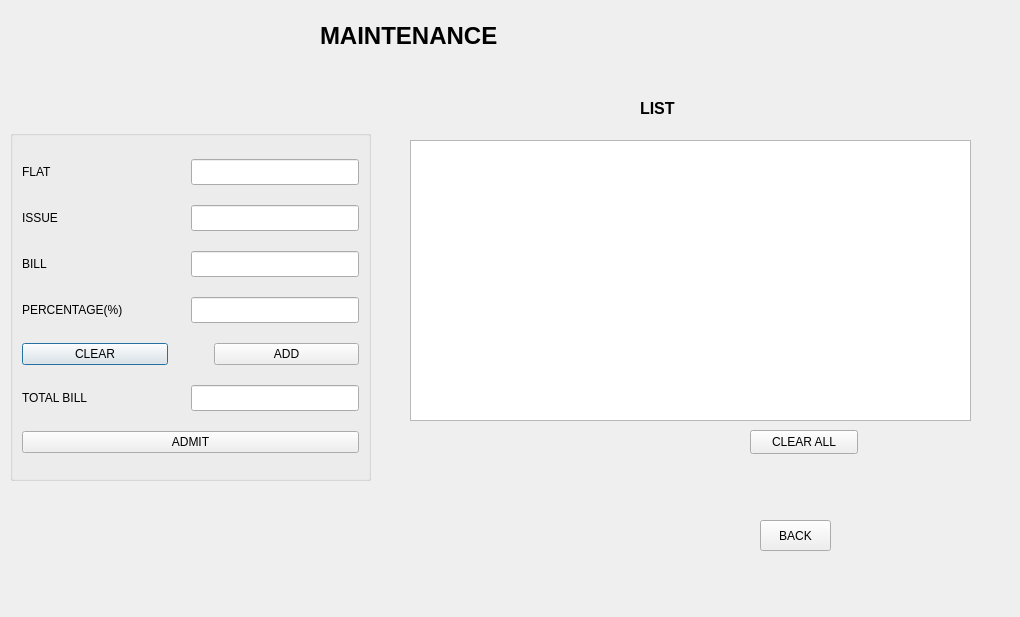
Qt form maintenance.ui (faisal-ahmed-dev/HOME-RENTAL-MANAGEMENT) before a commit.
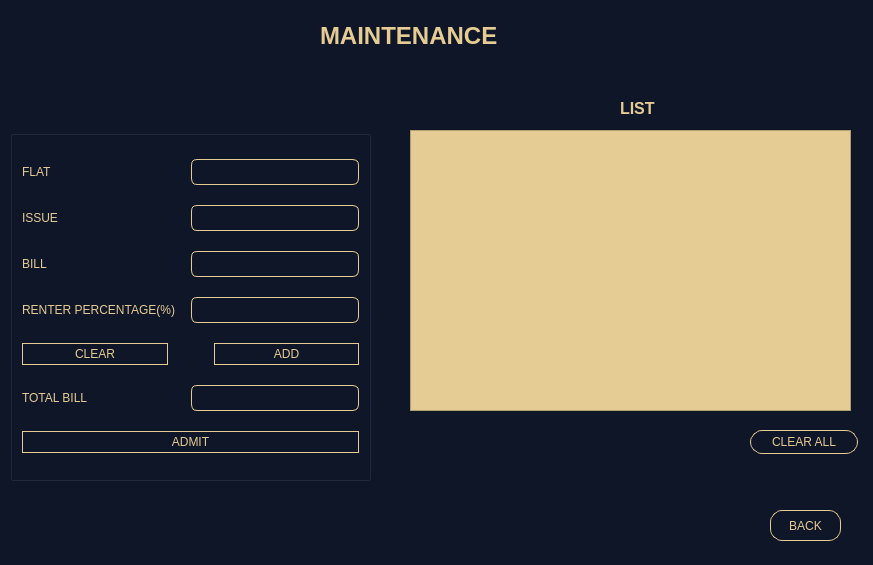
The same form after that commit.

Patch:
```diff
--- a/maintenance.ui
+++ b/maintenance.ui
@@ -6,13 +6,16 @@
    <rect>
     <x>0</x>
     <y>0</y>
-    <width>1020</width>
-    <height>617</height>
+    <width>873</width>
+    <height>565</height>
    </rect>
   </property>
   <property name="windowTitle">
    <string>MAINTENANCE</string>
   </property>
+  <property name="styleSheet">
+   <string notr="true">background-color: rgb(15, 22, 40);</string>
+  </property>
   <widget class="QGroupBox" name="groupBox_2">
    <property name="geometry">
     <rect>
@@ -75,6 +78,9 @@
           <height>26</height>
          </size>
         </property>
+        <property name="styleSheet">
+         <string notr="true">color:#E5CB94;</string>
+        </property>
         <property name="text">
          <string>FLAT</string>
         </property>
@@ -94,6 +100,35 @@
           <height>26</height>
          </size>
         </property>
+        <property name="styleSheet">
+         <string notr="true">
+#lineEdit_FLAT
+{
+	border:none;
+	background:#0F1628;
+	color:#E5CB94;
+	border-radius:16px;
+	border: 1px solid yellow ;
+border-color: #E5CB94;
+  border-radius: 6px;
+  padding: 3 px;
+}
+#lineEdit_FLAT:hover
+{
+	border:none;
+	background:#E5CB94;
+	color:#0F1628;
+	border-radius:16 px;
+	border: 2px solid blue ;
+border-color: #0F1628;
+  border-radius: 6px;
+  padding: 3 px;
+}
+</string>
+        </property>
+        <property name="alignment">
+         <set>Qt::AlignCenter</set>
+        </property>
         <property name="clearButtonEnabled">
          <bool>false</bool>
         </property>
@@ -120,6 +155,9 @@
           <height>26</height>
          </size>
         </property>
+        <property name="styleSheet">
+         <string notr="true">color:#E5CB94;</string>
+        </property>
         <property name="text">
          <string>ISSUE</string>
         </property>
@@ -139,6 +177,35 @@
           <height>26</height>
          </size>
         </property>
+        <property name="styleSheet">
+         <string notr="true">
+#lineEdit_ISSUE
+{
+	border:none;
+	background:#0F1628;
+	color:#E5CB94;
+	border-radius:16px;
+	border: 1px solid yellow ;
+border-color: #E5CB94;
+  border-radius: 6px;
+  padding: 3 px;
+}
+#lineEdit_ISSUE:hover
+{
+	border:none;
+	background:#E5CB94;
+	color:#0F1628;
+	border-radius:16 px;
+	border: 2px solid blue ;
+border-color: #0F1628;
+  border-radius: 6px;
+  padding: 3 px;
+}
+</string>
+        </property>
+        <property name="alignment">
+         <set>Qt::AlignCenter</set>
+        </property>
         <property name="clearButtonEnabled">
          <bool>false</bool>
         </property>
@@ -165,6 +232,9 @@
           <height>26</height>
          </size>
         </property>
+        <property name="styleSheet">
+         <string notr="true">color:#E5CB94;</string>
+        </property>
         <property name="text">
          <string>BILL</string>
         </property>
@@ -184,9 +254,38 @@
           <height>26</height>
          </size>
         </property>
+        <property name="styleSheet">
+         <string notr="true">
+#lineEdit_BILL
+{
+	border:none;
+	background:#0F1628;
+	color:#E5CB94;
+	border-radius:16px;
+	border: 1px solid yellow ;
+border-color: #E5CB94;
+  border-radius: 6px;
+  padding: 3 px;
+}
+#lineEdit_BILL:hover
+{
+	border:none;
+	background:#E5CB94;
+	color:#0F1628;
+	border-radius:16 px;
+	border: 2px solid blue ;
+border-color: #0F1628;
+  border-radius: 6px;
+  padding: 3 px;
+}
+</string>
+        </property>
         <property name="text">
          <string/>
         </property>
+        <property name="alignment">
+         <set>Qt::AlignCenter</set>
+        </property>
        </widget>
       </item>
      </layout>
@@ -210,8 +309,11 @@
           <height>26</height>
          </size>
         </property>
+        <property name="styleSheet">
+         <string notr="true">color:#E5CB94;</string>
+        </property>
         <property name="text">
-         <string>PERCENTAGE(%)</string>
+         <string>RENTER PERCENTAGE(%)</string>
         </property>
        </widget>
       </item>
@@ -229,9 +331,38 @@
           <height>26</height>
          </size>
         </property>
+        <property name="styleSheet">
+         <string notr="true">
+#lineEdit_PERCENTAGE
+{
+	border:none;
+	background:#0F1628;
+	color:#E5CB94;
+	border-radius:16px;
+	border: 1px solid yellow ;
+border-color: #E5CB94;
+  border-radius: 6px;
+  padding: 3 px;
+}
+#lineEdit_PERCENTAGE:hover
+{
+	border:none;
+	background:#E5CB94;
+	color:#0F1628;
+	border-radius:16 px;
+	border: 2px solid blue ;
+border-color: #0F1628;
+  border-radius: 6px;
+  padding: 3 px;
+}
+</string>
+        </property>
         <property name="text">
          <string/>
         </property>
+        <property name="alignment">
+         <set>Qt::AlignCenter</set>
+        </property>
        </widget>
       </item>
      </layout>
@@ -240,6 +371,30 @@
      <layout class="QHBoxLayout" name="horizontalLayout_19">
       <item>
        <widget class="QPushButton" name="pushButton_clear_2">
+        <property name="styleSheet">
+         <string notr="true">#pushButton_clear_2
+{
+	border:none;
+	background:#0F1628;
+	color:#E5CB94;
+	border-radius:16px;
+	border: 1px solid yellow ;
+border-color: #E5CB94;
+  border-radius: 12px;
+  padding: 3 px;
+}
+#pushButton_clear_2:hover
+{
+	border:none;
+	background:floralwhite;
+	color:#0F1628;
+	border-radius:16 px;
+	border: 2px solid blue ;
+border-color: #0F1628;
+  border-radius: 6px;
+  padding: 3 px;
+}</string>
+        </property>
         <property name="text">
          <string>CLEAR</string>
         </property>
@@ -263,6 +418,30 @@
       </item>
       <item>
        <widget class="QPushButton" name="pushButton_ADD">
+        <property name="styleSheet">
+         <string notr="true">#pushButton_ADD
+{
+	border:none;
+	background:#0F1628;
+	color:#E5CB94;
+	border-radius:16px;
+	border: 1px solid yellow ;
+border-color: #E5CB94;
+  border-radius: 12px;
+  padding: 3 px;
+}
+#pushButton_ADD:hover
+{
+	border:none;
+	background:floralwhite;
+	color:#0F1628;
+	border-radius:16 px;
+	border: 2px solid blue ;
+border-color: #0F1628;
+  border-radius: 6px;
+  padding: 3 px;
+}</string>
+        </property>
         <property name="text">
          <string>ADD</string>
         </property>
@@ -289,6 +468,9 @@
           <height>26</height>
          </size>
         </property>
+        <property name="styleSheet">
+         <string notr="true">color:#E5CB94;</string>
+        </property>
         <property name="text">
          <string>TOTAL BILL</string>
         </property>
@@ -308,12 +490,41 @@
           <height>26</height>
          </size>
         </property>
+        <property name="styleSheet">
+         <string notr="true">
+#lineEdit_TOTAL
+{
+	border:none;
+	background:#0F1628;
+	color:#E5CB94;
+	border-radius:16px;
+	border: 1px solid yellow ;
+border-color: #E5CB94;
+  border-radius: 6px;
+  padding: 3 px;
+}
+#lineEdit_TOTAL:hover
+{
+	border:none;
+	background:#E5CB94;
+	color:#0F1628;
+	border-radius:16 px;
+	border: 2px solid blue ;
+border-color: #0F1628;
+  border-radius: 6px;
+  padding: 3 px;
+}
+</string>
+        </property>
         <property name="inputMethodHints">
          <set>Qt::ImhDigitsOnly</set>
         </property>
         <property name="text">
          <string/>
         </property>
+        <property name="alignment">
+         <set>Qt::AlignCenter</set>
+        </property>
         <property name="readOnly">
          <bool>true</bool>
         </property>
@@ -325,6 +536,30 @@
      <layout class="QHBoxLayout" name="horizontalLayout_18">
       <item>
        <widget class="QPushButton" name="pushButton_ADMIT">
+        <property name="styleSheet">
+         <string notr="true">#pushButton_ADMIT
+{
+	border:none;
+	background:#0F1628;
+	color:#E5CB94;
+	border-radius:16px;
+	border: 1px solid yellow ;
+border-color: #E5CB94;
+  border-radius: 12px;
+  padding: 3 px;
+}
+#pushButton_ADMIT:hover
+{
+	border:none;
+	background:floralwhite;
+	color:#0F1628;
+	border-radius:16 px;
+	border: 2px solid blue ;
+border-color: #0F1628;
+  border-radius: 6px;
+  padding: 3 px;
+}</string>
+        </property>
         <property name="text">
          <string>ADMIT</string>
         </property>
@@ -338,21 +573,48 @@
    <property name="geometry">
     <rect>
      <x>410</x>
-     <y>140</y>
-     <width>561</width>
+     <y>130</y>
+     <width>441</width>
      <height>281</height>
     </rect>
    </property>
+   <property name="styleSheet">
+    <string notr="true">background:#E5CB94;</string>
+   </property>
   </widget>
   <widget class="QPushButton" name="pushButton_back">
    <property name="geometry">
     <rect>
-     <x>760</x>
-     <y>520</y>
+     <x>770</x>
+     <y>510</y>
      <width>71</width>
      <height>31</height>
     </rect>
    </property>
+   <property name="styleSheet">
+    <string notr="true">#pushButton_back
+{
+	border:none;
+	background:#0F1628;
+	color:#E5CB94;
+	border-radius:16px;
+	border: 1px solid yellow ;
+border-color: #E5CB94;
+  border-radius: 12px;
+  padding: 3 px;
+}
+#pushButton_back:hover
+{
+	border:none;
+	background:floralwhite;
+	color:#0F1628;
+	border-radius:16 px;
+	border: 2px solid blue ;
+border-color: #0F1628;
+  border-radius: 6px;
+  padding: 3 px;
+}</string>
+   </property>
    <property name="text">
     <string>BACK</string>
    </property>
@@ -372,6 +634,9 @@
      <bold>true</bold>
     </font>
    </property>
+   <property name="styleSheet">
+    <string notr="true">color:#E5CB94;</string>
+   </property>
    <property name="text">
     <string>MAINTENANCE</string>
    </property>
@@ -379,7 +644,7 @@
   <widget class="QLabel" name="label_2">
    <property name="geometry">
     <rect>
-     <x>640</x>
+     <x>620</x>
      <y>100</y>
      <width>49</width>
      <height>16</height>
@@ -391,6 +656,9 @@
      <bold>true</bold>
     </font>
    </property>
+   <property name="styleSheet">
+    <string notr="true">color:#E5CB94;</string>
+   </property>
    <property name="text">
     <string>LIST</string>
    </property>
@@ -404,6 +672,30 @@
      <height>24</height>
     </rect>
    </property>
+   <property name="styleSheet">
+    <string notr="true">#pushButton_clear
+{
+	border:none;
+	background:#0F1628;
+	color:#E5CB94;
+	border-radius:16px;
+	border: 1px solid yellow ;
+border-color: #E5CB94;
+  border-radius: 12px;
+  padding: 3 px;
+}
+#pushButton_clear:hover
+{
+	border:none;
+	background:floralwhite;
+	color:#0F1628;
+	border-radius:16 px;
+	border: 2px solid blue ;
+border-color: #0F1628;
+  border-radius: 6px;
+  padding: 3 px;
+}</string>
+   </property>
    <property name="text">
     <string>CLEAR ALL</string>
    </property>
```
